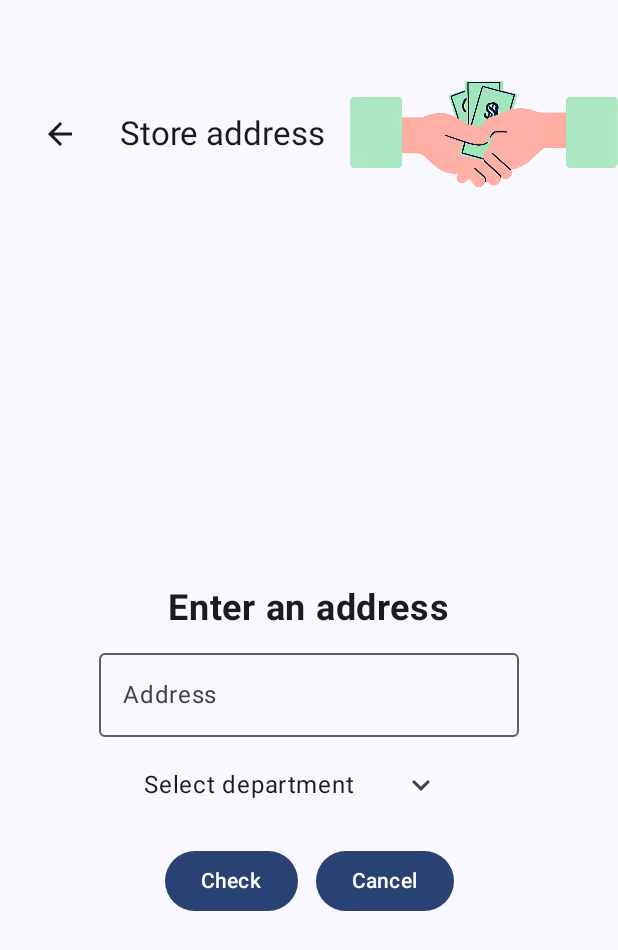
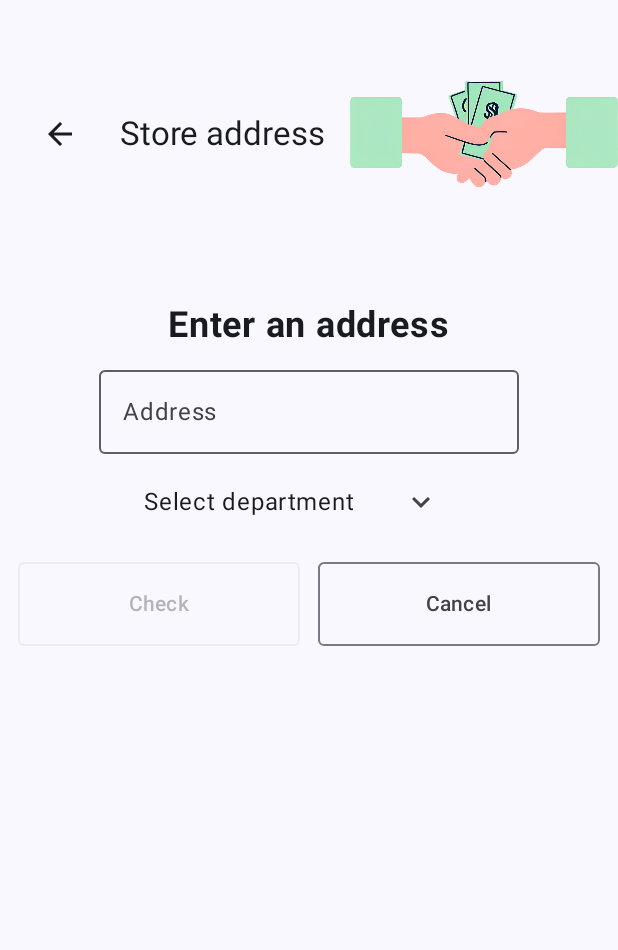
Before and after one commit to nicocababie/PriceRecommender, an Android app built with Jetpack Compose: the AddressManualEntryScreen screen opened through its navigation route, on a phone screen of 412 x 824 dp. Shown: the top 950 px of the screen. Run offline under Robolectric (Android 15) with nearby library versions, the phone set to English and light mode, and no system bars; our stand-ins replace Dagger/Hilt's generated code, Room's generated code; libraries missing offline, so code that uses them is left out: com.jakewharton.retrofit2; 16 statements that could not run were skipped.

Commit message:
android - refactor address map

```diff
--- a/mobile/PriceRecommender/app/src/main/java/com/example/pricerecommender/ui/screen/address/AddressManualEntryScreen.kt
+++ b/mobile/PriceRecommender/app/src/main/java/com/example/pricerecommender/ui/screen/address/AddressManualEntryScreen.kt
@@ -1,6 +1,5 @@
 package com.example.pricerecommender.ui.screen.address
 
-import android.widget.Toast
 import androidx.compose.foundation.BorderStroke
 import androidx.compose.foundation.layout.Arrangement
 import androidx.compose.foundation.layout.Box
@@ -9,12 +8,14 @@ import androidx.compose.foundation.layout.Row
 import androidx.compose.foundation.layout.fillMaxSize
 import androidx.compose.foundation.layout.fillMaxWidth
 import androidx.compose.foundation.layout.height
+import androidx.compose.foundation.layout.padding
+import androidx.compose.foundation.layout.wrapContentSize
 import androidx.compose.foundation.shape.RoundedCornerShape
 import androidx.compose.foundation.text.KeyboardActions
 import androidx.compose.foundation.text.KeyboardOptions
 import androidx.compose.material.icons.Icons
 import androidx.compose.material.icons.filled.KeyboardArrowDown
-import androidx.compose.material3.Button
+import androidx.compose.material3.CircularProgressIndicator
 import androidx.compose.material3.DropdownMenu
 import androidx.compose.material3.Icon
 import androidx.compose.material3.OutlinedButton
@@ -31,12 +32,14 @@ import androidx.compose.ui.draw.clip
 import androidx.compose.ui.graphics.Color
 import androidx.compose.ui.platform.LocalContext
 import androidx.compose.ui.platform.LocalSoftwareKeyboardController
+import androidx.compose.ui.res.stringResource
 import androidx.compose.ui.text.font.FontWeight
 import androidx.compose.ui.text.input.ImeAction
 import androidx.compose.ui.text.input.KeyboardCapitalization
 import androidx.compose.ui.tooling.preview.Preview
 import androidx.compose.ui.unit.dp
 import androidx.compose.ui.unit.sp
+import com.example.pricerecommender.R
 import com.example.pricerecommender.services.geocodeLocation
 import com.example.pricerecommender.ui.screen.components.CustomOutlinedButton
 import com.example.pricerecommender.ui.theme.PriceRecommenderTheme
@@ -66,26 +69,24 @@ fun AddressManualEntryScreen(
     val context = LocalContext.current
     val keyboardController = LocalSoftwareKeyboardController.current
     var expanded by remember { mutableStateOf(false) }
+    var isMapLoaded by remember { mutableStateOf(false) }
 
-    Column (
-        horizontalAlignment = Alignment.CenterHorizontally,
-        verticalArrangement = Arrangement.Center,
-        modifier = Modifier.fillMaxSize()
-    ){
     Column(
         horizontalAlignment = Alignment.CenterHorizontally,
         verticalArrangement = Arrangement.spacedBy(8.dp),
+        modifier = Modifier.fillMaxSize()
     ){
         Text(
             text = "Enter an address",
             fontWeight = FontWeight.Bold,
-                fontSize = 24.sp
+            fontSize = 24.sp,
+            modifier = Modifier.padding(top = 24.dp)
         )
         OutlinedTextField(
             value = currentAddress,
             onValueChange = { updateCurrentAddress(it) },
             singleLine = true,
-                label = { Text("Address") },
+            label = { Text(stringResource(R.string.address)) },
             keyboardOptions = KeyboardOptions.Default.copy(
                 imeAction = ImeAction.Done,
                 capitalization = KeyboardCapitalization.Sentences
@@ -110,7 +111,8 @@ fun AddressManualEntryScreen(
             ) {
                 Icon(
                     imageVector = Icons.Default.KeyboardArrowDown,
-                        contentDescription = "Select department")
+                    contentDescription = stringResource(R.string.select_department)
+                )
             }
         }
         Box(
@@ -134,7 +136,10 @@ fun AddressManualEntryScreen(
                             .fillMaxWidth(),
                         border = BorderStroke(0.dp, Color.Transparent)
                     ) {
-                            Text(text = it)
+                        Text(
+                            text = it,
+                            modifier = Modifier.fillMaxWidth()
+                        )
                     }
                 }
             }
@@ -142,9 +147,13 @@ fun AddressManualEntryScreen(
 
         if (!expanded){
             Row(
-                    horizontalArrangement = Arrangement.spacedBy(12.dp)
+                horizontalArrangement = Arrangement.spacedBy(12.dp),
+                modifier = Modifier.padding(horizontal = 12.dp)
             ) {
-                    Button(onClick = {
+                CustomOutlinedButton(
+                    text = stringResource(R.string.check),
+                    enabled = currentAddress != "" && currentDepartment != stringResource(R.string.select_department),
+                    onClick = {
                         keyboardController?.hide()
                         val input = "${currentAddress}, ${currentDepartment}"
                         geocodeLocation(context, input) { latLng ->
@@ -154,37 +163,45 @@ fun AddressManualEntryScreen(
                                 updateCameraPosition(coord, 15f)
                                 cameraPosition.position =
                                     CameraPosition.fromLatLngZoom(currentCoord, 15f)
-                            } ?: Toast.makeText(
-                                context,
-                                "Invalid address format",
-                                Toast.LENGTH_SHORT
-                            ).show()
                             }
-                    }) {
-                        Text(text = "Check")
                         }
-                    Button(onClick =
-                    {
+                    },
+                    modifier = Modifier.weight(1f)
+                )
+                CustomOutlinedButton(
+                    text = stringResource(R.string.cancel),
+                    onClick = {
                         onCancelClick()
                         emptyState()
-                    }
-                    ) {
-                        Text(text = "Cancel")
-                    }
+                    },
+                    modifier = Modifier.weight(1f)
+                )
             }
         }
         if (currentCoord != LatLng(0.0, 0.0)) {
             val markerState = MarkerState(position = currentCoord)
+            Box(
+                contentAlignment = Alignment.Center,
+                modifier = Modifier.fillMaxSize()
+            ){
                 GoogleMap(
                     cameraPositionState = cameraPosition,
+                    onMapLoaded = { isMapLoaded = true },
                     modifier = Modifier
                         .fillMaxSize(0.9f)
                         .clip(RoundedCornerShape(12.dp))
                 ) {
                     Marker(state = markerState)
                 }
+                if (!isMapLoaded) {
+                    CircularProgressIndicator(
+                        modifier = Modifier
+                            .wrapContentSize()
+                    )
+                }
+            }
             CustomOutlinedButton(
-                    text = "Submit",
+                text = stringResource(R.string.submit),
                 onClick = {
                     onAddAddressClick(
                         currentAddress,
@@ -196,7 +213,6 @@ fun AddressManualEntryScreen(
             )
         }
 
-        }
     }
 }
 
--- a/mobile/PriceRecommender/app/src/main/res/values/strings.xml
+++ b/mobile/PriceRecommender/app/src/main/res/values/strings.xml
@@ -35,4 +35,8 @@
     <string name="clear_selection">Clear selection</string>
     <string name="decrease_amount">Decrease amount</string>
     <string name="increase_amount">Increase amount</string>
+    <string name="check">Check</string>
+    <string name="cancel">Cancel</string>
+    <string name="select_department">Select department</string>
+    <string name="submit">Submit</string>
 </resources>
```
Lines whose indentation alone changed are shown as unchanged.
